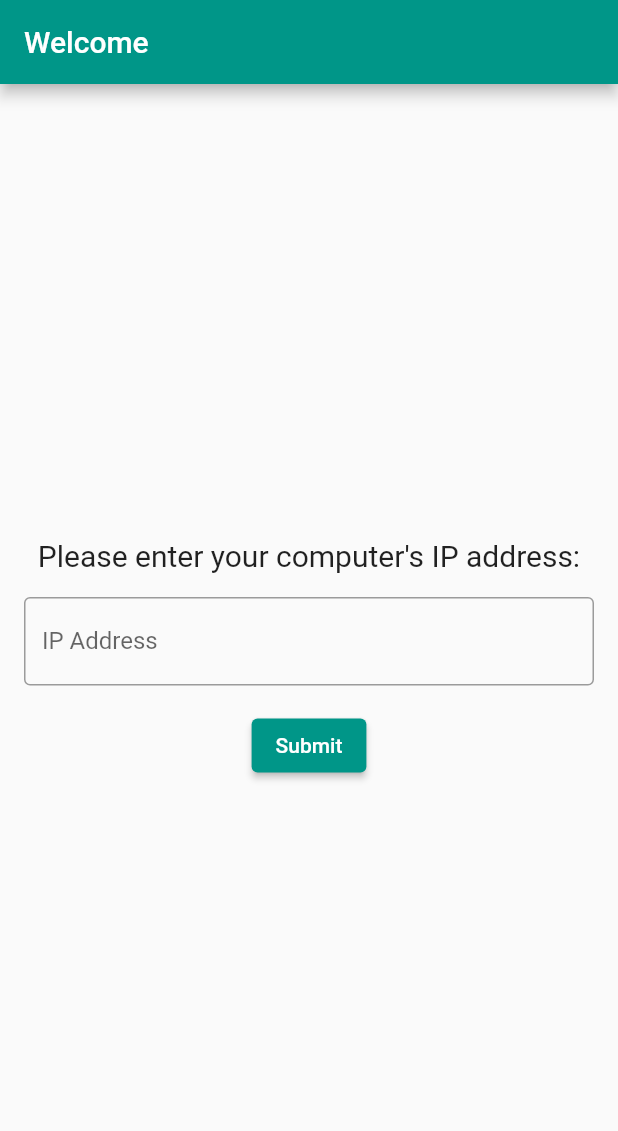
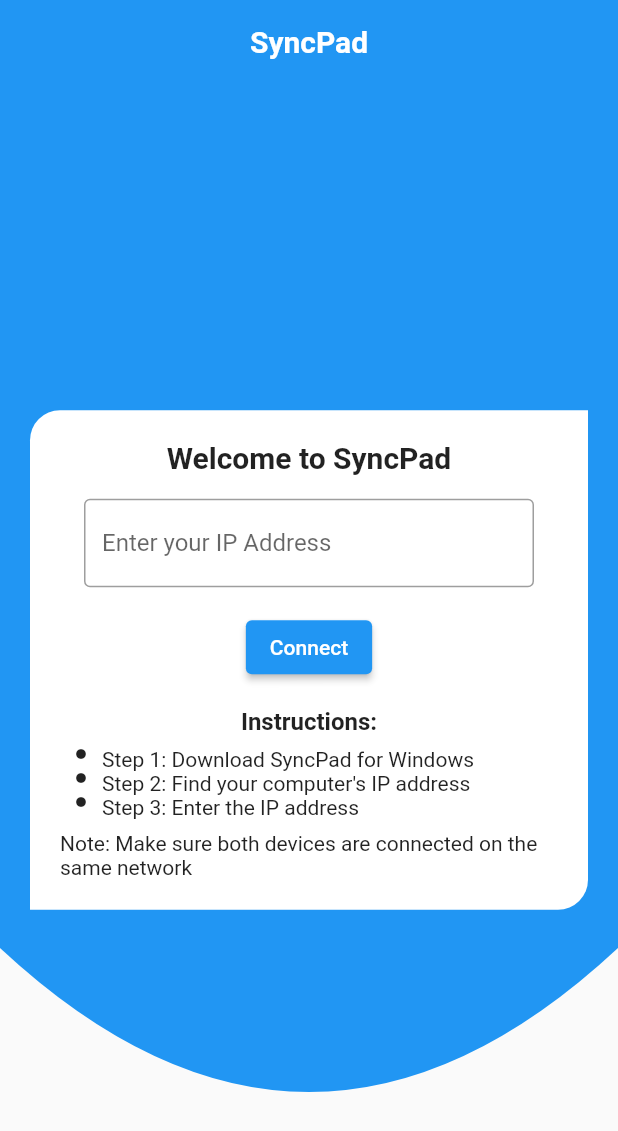
Before and after one commit to mukundsolanki/SyncPad, a Flutter app: the screen it shows after launch, on a phone screen of 412 x 824 dp. Shown: the top 1131 px of the screen. Run offline on Flutter 3.47's test engine with Material 2 defaults, Android fonts, the phone set to English and light mode, and no system bars; our stand-ins replace socket_io_client.

Commit message:
Updated the home screen design

```diff
--- a/lib/welcome_screen.dart
+++ b/lib/welcome_screen.dart
@@ -11,37 +11,129 @@
 
     return Scaffold(
       appBar: AppBar(
-        title: Text('Welcome'),
+        backgroundColor: Colors.blue,
+        elevation: 0,
+        title: const Center(
+            child: Text(
+          'SyncPad',
+          style: TextStyle(
+            fontSize: 20,
+            fontWeight: FontWeight.bold,
+            color: Colors.white, // Set the text color
           ),
-      body: Column(
-        mainAxisAlignment: MainAxisAlignment.center,
+        )),
+      ),
+      body: Container(
+        child: Stack(
           children: [
-          Text(
-            'Please enter your computer\'s IP address:',
-            style: TextStyle(fontSize: 20),
+            ClipPath(
+              clipper: BackgroundClipper(),
+              child: Container(
+                color: Colors.blue,
               ),
-          SizedBox(height: 16),
+            ),
+            Center(
+              child: SingleChildScrollView(
+                child: Container(
+                  margin: const EdgeInsets.symmetric(horizontal: 20),
+                  padding: const EdgeInsets.all(20),
+                  decoration: const BoxDecoration(
+                    color: Colors.white,
+                    borderRadius: BorderRadius.only(
+                      topLeft: Radius.circular(20),
+                      bottomRight: Radius.circular(20),
+                    ),
+                  ),
+                  child: Column(
+                    children: [
+                      const Text(
+                        'Welcome to SyncPad',
+                        style: TextStyle(
+                          fontSize: 20,
+                          fontWeight: FontWeight.bold,
+                        ),
+                      ),
+                      const SizedBox(height: 16),
                       Padding(
-            padding: EdgeInsets.symmetric(horizontal: 16),
+                        padding: const EdgeInsets.symmetric(horizontal: 16),
                         child: TextField(
                           onChanged: (value) {
                             ipAddress = value;
                           },
-              decoration: InputDecoration(
+                          decoration: const InputDecoration(
                             border: OutlineInputBorder(),
-                labelText: 'IP Address',
+                            labelText: 'Enter your IP Address',
                           ),
                         ),
                       ),
-          SizedBox(height: 16),
+                      const SizedBox(height: 16),
                       ElevatedButton(
                         onPressed: () {
                           onIPSubmit(ipAddress);
                         },
-            child: Text('Submit'),
+                        style: ButtonStyle(
+                          backgroundColor:
+                              MaterialStateProperty.all<Color>(Colors.blue),
+                        ),
+                        child: const Text('Connect'),
+                      ),
+                      const SizedBox(height: 16),
+                      const Text(
+                        'Instructions:',
+                        style: TextStyle(
+                          fontSize: 16,
+                          fontWeight: FontWeight.bold,
+                        ),
+                      ),
+                      const SizedBox(height: 8),
+                      _buildBulletPoint('Step 1: Download SyncPad for Windows'),
+                      _buildBulletPoint(
+                          'Step 2: Find your computer\'s IP address'),
+                      _buildBulletPoint('Step 3: Enter the IP address'),
+                      const SizedBox(height: 8),
+                      const Text(
+                        'Note: Make sure both devices are connected on the same network',
                       ),
                     ],
                   ),
+                ),
+              ),
+            ),
+          ],
+        ),
+      ),
+    );
+  }
+
+  Widget _buildBulletPoint(String text) {
+    return Row(
+      crossAxisAlignment: CrossAxisAlignment.start,
+      children: [
+        const SizedBox(width: 10),
+        const Icon(Icons.brightness_1, size: 8),
+        const SizedBox(width: 10),
+        Expanded(child: Text(text)),
+      ],
     );
   }
 }
+
+class BackgroundClipper extends CustomClipper<Path> {
+  @override
+  Path getClip(Size size) {
+    final path = Path();
+    path.lineTo(0, size.height * 0.75);
+    path.quadraticBezierTo(
+      size.width * 0.5,
+      size.height,
+      size.width,
+      size.height * 0.75,
+    );
+    path.lineTo(size.width, 0);
+    path.close();
+    return path;
+  }
+
+  @override
+  bool shouldReclip(covariant CustomClipper<Path> oldClipper) => false;
+}
```
Lines whose indentation alone changed are shown as unchanged.
